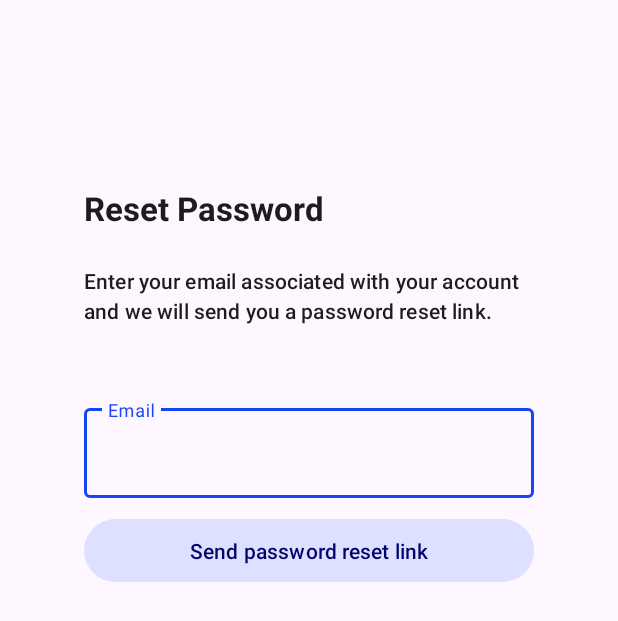
After one commit to viet-data/GTech, an Android app: the ResetPasswordActivity screen opened directly, with no data from a screen before it, on a phone screen of 412 x 824 dp. The commit adds this screen. Shown: the top 621 px of the screen. Run offline under Robolectric (Android 15) with nearby library versions, the phone set to English and light mode, and no system bars; our stand-ins replace Firebase (no records; nobody signed in at launch, a user with empty details on screens opened directly), data binding; libraries missing offline, so code that uses them is left out: org.checkerframework.checker.

Commit message:
Add: reset password feature

```diff
--- a/app/src/main/AndroidManifest.xml
+++ b/app/src/main/AndroidManifest.xml
@@ -12,6 +12,9 @@
         android:supportsRtl="true"
         android:theme="@style/Theme.MyApplication"
         tools:targetApi="31">
+        <activity
+            android:name=".ui.auth.ResetPasswordActivity"
+            android:exported="false" />
         <activity
             android:name=".ui.admin.AdminActivity"
             android:exported="false" />
--- a/app/src/main/java/com/example/myapplication/ui/auth/LoginActivity.java
+++ b/app/src/main/java/com/example/myapplication/ui/auth/LoginActivity.java
@@ -3,6 +3,7 @@ package com.example.myapplication.ui.auth;
 import android.app.AlertDialog;
 import android.content.Intent;
 import android.os.Bundle;
+import android.text.TextUtils;
 import android.util.Log;
 import android.util.Patterns;
 import android.view.View;
@@ -37,6 +38,12 @@ public class LoginActivity extends AppCompatActivity {
         initializeListeners();
     }
     private void initializeListeners() {
+
+        binding.btnForgetPassword.setOnClickListener((View v) -> {
+            Intent intent = new Intent(LoginActivity.this, ResetPasswordActivity.class);
+            startActivity(intent);
+        });
+
         AlertDialog.Builder builder = new AlertDialog.Builder(this);
         builder.setCancelable(false); // if you want user to wait for some process to finish,
         builder.setView(R.layout.layout_loading_dialog);
@@ -44,9 +51,10 @@ public class LoginActivity extends AppCompatActivity {
         binding.btnLogin.setOnClickListener((View v) -> {
             strEmail = binding.edtEmail.getText().toString().trim();
             strPassword = binding.edtPassword.getText().toString().trim();
-            if (strPassword.length() < 8 || !Patterns.EMAIL_ADDRESS.matcher(strEmail).matches()) {
+            if (TextUtils.isEmpty(strPassword) || TextUtils.isEmpty(strEmail) ||
+                    strPassword.length() < 8 || !Patterns.EMAIL_ADDRESS.matcher(strEmail).matches()) {
                 Toast.makeText(getApplicationContext(),
-                        "Email or password is invalid",Toast.LENGTH_LONG).show();
+                        "Email or password is invalid",Toast.LENGTH_SHORT).show();
             }
             else {
                 dialog.show();
--- /dev/null
+++ b/app/src/main/java/com/example/myapplication/ui/auth/ResetPasswordActivity.java
@@ -0,0 +1,58 @@
+package com.example.myapplication.ui.auth;
+
+import androidx.appcompat.app.AppCompatActivity;
+import androidx.databinding.DataBindingUtil;
+
+import android.os.Bundle;
+import android.text.TextUtils;
+import android.util.Log;
+import android.util.Patterns;
+import android.view.View;
+import android.widget.Toast;
+
+import com.example.myapplication.R;
+import com.example.myapplication.databinding.ActivityResetPasswordBinding;
+import com.google.android.gms.tasks.OnCompleteListener;
+import com.google.android.gms.tasks.Task;
+import com.google.firebase.auth.FirebaseAuth;
+
+import org.checkerframework.checker.nullness.qual.NonNull;
+
+public class ResetPasswordActivity extends AppCompatActivity {
+
+    ActivityResetPasswordBinding binding;
+    @Override
+    protected void onCreate(Bundle savedInstanceState) {
+        super.onCreate(savedInstanceState);
+        binding = DataBindingUtil.setContentView(this, R.layout.activity_reset_password);
+
+        initializeListeners();
+    }
+    private void initializeListeners() {
+        FirebaseAuth fAuth = FirebaseAuth.getInstance();
+
+        binding.btnSendReset.setOnClickListener((View v) -> {
+
+            String emailAddress = binding.edtEmail.getText().toString().trim();
+            if (TextUtils.isEmpty(emailAddress) || !Patterns.EMAIL_ADDRESS.matcher(emailAddress).matches()) {
+                Toast.makeText(this, "Please enter a valid email", Toast.LENGTH_SHORT).show();
+                return;
+            }
+            finish();
+            fAuth.sendPasswordResetEmail(emailAddress)
+                    .addOnCompleteListener(new OnCompleteListener<Void>() {
+                        @Override
+                        public void onComplete(@NonNull Task<Void> task) {
+                            if (task.isSuccessful()) {
+                                Toast.makeText(ResetPasswordActivity.this,
+                                        "Reset password email sent", Toast.LENGTH_SHORT).show();
+                            }
+                            else {
+                                Toast.makeText(ResetPasswordActivity.this,
+                                        "An error occured. Please try again", Toast.LENGTH_SHORT).show();
+                            }
+                        }
+                    });
+        });
+    }
+}
--- /dev/null
+++ b/app/src/main/res/layout/activity_reset_password.xml
@@ -0,0 +1,66 @@
+<?xml version="1.0" encoding="utf-8"?>
+
+<layout
+    xmlns:android="http://schemas.android.com/apk/res/android"
+    xmlns:app="http://schemas.android.com/apk/res-auto"
+    xmlns:tools="http://schemas.android.com/tools">
+        <androidx.constraintlayout.widget.ConstraintLayout
+            android:layout_width="match_parent"
+            android:layout_height="match_parent"
+            tools:context=".ui.auth.ResetPasswordActivity"
+            android:padding="24dp">
+
+        <com.google.android.material.textview.MaterialTextView
+            android:id="@+id/txt_title"
+            style="@style/TextAppearance.Material3.TitleLarge"
+            android:layout_width="300dp"
+            android:layout_height="wrap_content"
+
+            android:layout_marginTop="100dp"
+            android:text="Reset Password"
+            android:textStyle="bold"
+            app:layout_constraintEnd_toEndOf="parent"
+            app:layout_constraintStart_toStartOf="parent"
+            app:layout_constraintTop_toTopOf="parent" />
+
+        <com.google.android.material.textview.MaterialTextView
+            android:id="@+id/txt_checkinbox"
+            style="@style/TextAppearance.Material3.TitleSmall"
+            android:layout_width="300dp"
+            android:layout_height="wrap_content"
+            android:layout_marginTop="24dp"
+            android:text="@string/password_reset_text"
+            app:layout_constraintStart_toStartOf="@id/txt_title"
+            app:layout_constraintTop_toBottomOf="@id/txt_title" />
+
+            <com.google.android.material.textfield.TextInputLayout
+                android:id="@+id/layout_email"
+                android:layout_width="wrap_content"
+                android:layout_height="wrap_content"
+                android:layout_marginTop="50dp"
+                app:layout_constraintLeft_toLeftOf="parent"
+                app:layout_constraintRight_toRightOf="parent"
+                app:layout_constraintTop_toBottomOf="@id/txt_checkinbox">
+
+                <com.google.android.material.textfield.TextInputEditText
+                    android:id="@+id/edt_email"
+                    android:layout_width="300dp"
+                    android:layout_height="60dp"
+                    android:hint="Email"
+                    android:inputType="textEmailAddress" />
+            </com.google.android.material.textfield.TextInputLayout>
+
+
+            <com.google.android.material.button.MaterialButton
+            android:id="@+id/btn_send_reset"
+            android:layout_width="300dp"
+            android:layout_height="50dp"
+            android:layout_marginTop="10dp"
+            app:layout_constraintEnd_toEndOf="parent"
+            app:layout_constraintStart_toStartOf="parent"
+            app:layout_constraintTop_toBottomOf="@+id/layout_email"
+            style="@style/Widget.Material3.Button.TonalButton"
+            android:text="Send password reset link"/>
+
+    </androidx.constraintlayout.widget.ConstraintLayout>
+</layout>
--- a/app/src/main/res/values/strings.xml
+++ b/app/src/main/res/values/strings.xml
@@ -54,4 +54,5 @@
         libero vel nunc consequat, quis tincidunt nisl eleifend. Cras bibendum enim a justo luctus
         vestibulum. Fusce dictum libero quis erat maximus, vitae volutpat diam dignissim.
     </string>
+    <string name="password_reset_text">Enter your email associated with your account and we will send you a password reset link.</string>
 </resources>
```
